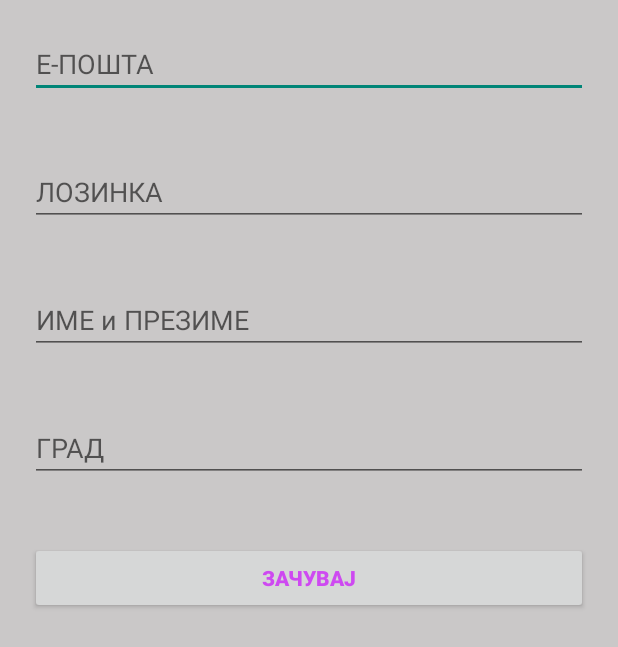
After one commit to MarijaSadhana/Yoga, an Android app: the RegisterActivity screen opened directly, with no data from a screen before it, on a phone screen of 412 x 824 dp. The commit adds this screen. Shown: the top 647 px of the screen. Run offline under Robolectric (Android 15) with nearby library versions, the light colour scheme and no system bars.

Commit message:
login and register with shared preference

```diff
--- a/app/build.gradle
+++ b/app/build.gradle
@@ -32,4 +32,6 @@ dependencies {
     implementation 'com.github.bumptech.glide:glide:4.10.0'
     annotationProcessor 'com.github.bumptech.glide:compiler:4.10.0'
     implementation 'com.squareup.okhttp3:okhttp:4.2.2'
+    implementation 'de.hdodenhof:circleimageview:3.0.1'
+
 }
--- a/app/src/main/java/com/example/yoga/activity/MainActivity.java
+++ b/app/src/main/java/com/example/yoga/activity/MainActivity.java
@@ -30,7 +30,6 @@ public class MainActivity extends AppCompatActivity {
     LinearLayout layoutAsana, layoutPranayama, layoutMeditation, layoutPrograms, layoutNews, layoutSettings;
     NavigationView navigationView;
     ActionBarDrawerToggle toggle;
-
 
     @Override
     protected void onCreate(Bundle savedInstanceState) {
@@ -102,7 +101,6 @@ public class MainActivity extends AppCompatActivity {
         }
         toggle.syncState();
 
-
         navigationView = findViewById(R.id.navigation_view);
         addFragment();
     }
--- /dev/null
+++ b/app/src/main/java/com/example/yoga/activity/RegisterActivity.java
@@ -0,0 +1,43 @@
+package com.example.yoga.activity;
+
+import androidx.appcompat.app.AppCompatActivity;
+
+import android.content.Intent;
+import android.os.Bundle;
+import android.view.View;
+import android.widget.EditText;
+
+import com.example.yoga.R;
+import com.example.yoga.model.User;
+
+public class RegisterActivity extends AppCompatActivity {
+
+    EditText emailField;
+    EditText passwordField;
+    EditText nameField;
+    EditText cityField;
+
+    @Override
+    protected void onCreate(Bundle savedInstanceState) {
+        super.onCreate(savedInstanceState);
+        setContentView(R.layout.activity_register);
+
+        emailField = (EditText) findViewById(R.id.emailField);
+        passwordField = (EditText) findViewById(R.id.passwordField);
+        nameField = (EditText) findViewById(R.id.nameField);
+        cityField = (EditText) findViewById(R.id.cityField);
+    }
+
+    public void onUserRegster(View view) {
+        Intent resultIntent = new Intent();
+
+        User user = new User(emailField.getText().toString(),
+                passwordField.getText().toString(),
+                nameField.getText().toString(),
+                cityField.getText().toString());
+
+        resultIntent.putExtra("user", user);
+        setResult(RESULT_OK, resultIntent);
+        finish();
+    }
+}
--- /dev/null
+++ b/app/src/main/res/drawable/cursor_color.xml
@@ -0,0 +1,5 @@
+<?xml version="1.0" encoding="utf-8"?>
+<shape xmlns:android="http://schemas.android.com/apk/res/android" android:shape="rectangle" >
+    <size android:width="1dp" />
+    <solid android:color="@color/purple"/>
+</shape>
--- /dev/null
+++ b/app/src/main/res/layout/activity_register.xml
@@ -0,0 +1,53 @@
+<?xml version="1.0" encoding="utf-8"?>
+<LinearLayout xmlns:android="http://schemas.android.com/apk/res/android"
+    xmlns:app="http://schemas.android.com/apk/res-auto"
+    xmlns:tools="http://schemas.android.com/tools"
+    android:layout_width="match_parent"
+    android:layout_height="match_parent"
+    tools:context=".activity.RegisterActivity"
+    android:orientation="vertical"
+    android:background="@color/backgroundGrey">
+
+    <EditText
+        android:id="@+id/emailField"
+        android:layout_width="match_parent"
+        android:layout_height="wrap_content"
+        android:textCursorDrawable="@drawable/cursor_color"
+        android:hint="Е-ПОШТА"
+        android:layout_margin="20dp"/>
+
+    <EditText
+        android:id="@+id/passwordField"
+        android:layout_width="match_parent"
+        android:layout_height="wrap_content"
+        android:hint="ЛОЗИНКА"
+        android:textCursorDrawable="@drawable/cursor_color"
+        android:layout_margin="20dp"
+        android:inputType="textPassword"/>
+
+    <EditText
+        android:id="@+id/nameField"
+        android:layout_width="match_parent"
+        android:layout_height="wrap_content"
+        android:hint="ИМЕ и ПРЕЗИМЕ"
+        android:textCursorDrawable="@drawable/cursor_color"
+        android:layout_margin="20dp"/>
+
+    <EditText
+        android:id="@+id/cityField"
+        android:layout_width="match_parent"
+        android:layout_height="wrap_content"
+        android:hint="ГРАД"
+        android:textCursorDrawable="@drawable/cursor_color"
+        android:layout_margin="20dp"/>
+
+    <Button
+        android:layout_width="match_parent"
+        android:layout_height="wrap_content"
+        android:text="ЗАЧУВАЈ"
+        android:textColor="@color/textColorPurple"
+        android:textStyle="bold"
+        android:layout_margin="20dp"
+        android:onClick="onUserRegster"/>
+
+</LinearLayout>
--- a/build.gradle
+++ b/build.gradle
@@ -7,7 +7,7 @@ buildscript {
 
     }
     dependencies {
-        classpath 'com.android.tools.build:gradle:3.5.0'
+        classpath 'com.android.tools.build:gradle:3.5.3'
 
         // NOTE: Do not place your application dependencies here; they belong
         // in the individual module build.gradle files
```
Also changed, not shown: app/src/main/AndroidManifest.xml (+6 -4 lines), app/src/main/java/com/example/yoga/activity/LoginActivity.java (added, +101 -0 lines), app/src/main/java/com/example/yoga/activity/SplashActivity.java (+23 -4 lines), app/src/main/java/com/example/yoga/model/User.java (added, +85 -0 lines), app/src/main/res/layout/activity_login.xml (added, +69 -0 lines).
